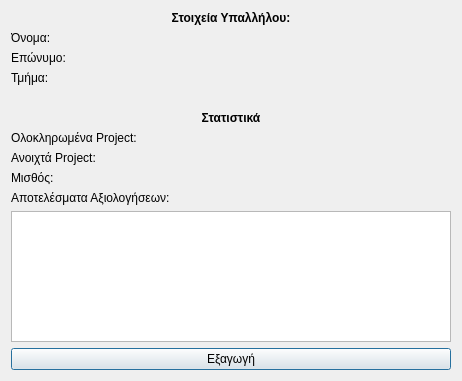
First picture: the form in ui/3_Progress/PersonalProgressScreen.ui, repository F1l14/Software-Engineering-2025, before the edit.
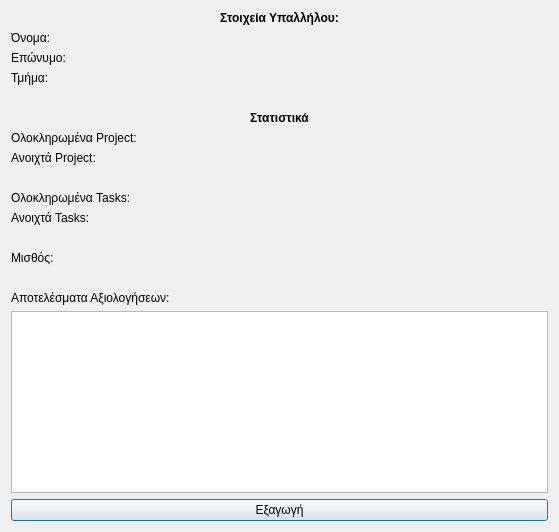
Second picture: the form after the edit.

Commit message: Add employee progress tracking (projects only)

```diff
--- a/ui/3_Progress/PersonalProgressScreen.ui
+++ b/ui/3_Progress/PersonalProgressScreen.ui
@@ -6,65 +6,22 @@
    <rect>
     <x>0</x>
     <y>0</y>
-    <width>462</width>
-    <height>381</height>
+    <width>559</width>
+    <height>532</height>
    </rect>
   </property>
   <property name="windowTitle">
    <string>Dialog</string>
   </property>
   <layout class="QGridLayout" name="gridLayout">
-   <item row="3" column="1">
-    <widget class="QLabel" name="employeeDepartmentLabel">
+   <item row="16" column="1">
+    <widget class="QPushButton" name="exportButton">
      <property name="text">
-      <string>Τμήμα:</string>
+      <string>Εξαγωγή</string>
      </property>
     </widget>
    </item>
-   <item row="4" column="1">
-    <spacer name="horizontalSpacer">
-     <property name="orientation">
-      <enum>Qt::Orientation::Horizontal</enum>
-     </property>
-     <property name="sizeHint" stdset="0">
-      <size>
-       <width>40</width>
-       <height>20</height>
-      </size>
-     </property>
-    </spacer>
-   </item>
-   <item row="11" column="1">
-    <widget class="QTableView" name="evaluationResultsTable"/>
-   </item>
-   <item row="0" column="1">
-    <widget class="QLabel" name="employeeDetailsLabel">
-     <property name="text">
-      <string>&lt;html&gt;&lt;head/&gt;&lt;body&gt;&lt;p&gt;&lt;span style=&quot; font-weight:700;&quot;&gt;Στοιχεία Υπαλλήλου:&lt;/span&gt;&lt;/p&gt;&lt;/body&gt;&lt;/html&gt;</string>
-     </property>
-     <property name="alignment">
-      <set>Qt::AlignmentFlag::AlignCenter</set>
-     </property>
-    </widget>
-   </item>
-   <item row="1" column="1">
-    <widget class="QLabel" name="employeeFirstNameLabel">
-     <property name="text">
-      <string>Όνομα:</string>
-     </property>
-    </widget>
-   </item>
-   <item row="7" column="1">
-    <widget class="QLabel" name="openProjects">
-     <property name="text">
-      <string>Ανοιχτά Project:</string>
-     </property>
-     <property name="alignment">
-      <set>Qt::AlignmentFlag::AlignLeading|Qt::AlignmentFlag::AlignLeft|Qt::AlignmentFlag::AlignVCenter</set>
-     </property>
-    </widget>
-   </item>
-   <item row="10" column="1">
+   <item row="14" column="1">
     <widget class="QLabel" name="evaluationResultsLabel">
      <property name="text">
       <string>Αποτελέσματα Αξιολογήσεων:</string>
@@ -75,9 +32,12 @@
     </widget>
    </item>
    <item row="12" column="1">
-    <widget class="QPushButton" name="exportButton">
+    <widget class="QLabel" name="paycheckLabel">
      <property name="text">
-      <string>Εξαγωγή</string>
+      <string>Μισθός:</string>
+     </property>
+     <property name="alignment">
+      <set>Qt::AlignmentFlag::AlignLeading|Qt::AlignmentFlag::AlignLeft|Qt::AlignmentFlag::AlignVCenter</set>
      </property>
     </widget>
    </item>
@@ -94,13 +54,37 @@
      </property>
     </widget>
    </item>
-   <item row="9" column="1">
-    <widget class="QLabel" name="paycheckLabel">
+   <item row="5" column="1">
+    <widget class="QLabel" name="statistiscsLabel">
      <property name="text">
-      <string>Μισθός:</string>
+      <string>&lt;html&gt;&lt;head/&gt;&lt;body&gt;&lt;p&gt;&lt;span style=&quot; font-weight:700;&quot;&gt;Στατιστικά&lt;/span&gt;&lt;/p&gt;&lt;/body&gt;&lt;/html&gt;</string>
      </property>
      <property name="alignment">
-      <set>Qt::AlignmentFlag::AlignLeading|Qt::AlignmentFlag::AlignLeft|Qt::AlignmentFlag::AlignVCenter</set>
+      <set>Qt::AlignmentFlag::AlignCenter</set>
+     </property>
+    </widget>
+   </item>
+   <item row="10" column="1">
+    <widget class="QLabel" name="assignedTasksLabel">
+     <property name="text">
+      <string>Ανοιχτά Tasks:</string>
+     </property>
+    </widget>
+   </item>
+   <item row="0" column="1">
+    <widget class="QLabel" name="employeeDetailsLabel">
+     <property name="text">
+      <string>&lt;html&gt;&lt;head/&gt;&lt;body&gt;&lt;p&gt;&lt;span style=&quot; font-weight:700;&quot;&gt;Στοιχεία Υπαλλήλου:&lt;/span&gt;&lt;/p&gt;&lt;/body&gt;&lt;/html&gt;</string>
+     </property>
+     <property name="alignment">
+      <set>Qt::AlignmentFlag::AlignCenter</set>
+     </property>
+    </widget>
+   </item>
+   <item row="1" column="1">
+    <widget class="QLabel" name="employeeFirstNameLabel">
+     <property name="text">
+      <string>Όνομα:</string>
      </property>
     </widget>
    </item>
@@ -111,16 +95,85 @@
      </property>
     </widget>
    </item>
-   <item row="5" column="1">
-    <widget class="QLabel" name="label">
+   <item row="15" column="1">
+    <widget class="QTableView" name="evaluationResultsTable"/>
+   </item>
+   <item row="4" column="1">
+    <spacer name="horizontalSpacer">
+     <property name="orientation">
+      <enum>Qt::Orientation::Horizontal</enum>
+     </property>
+     <property name="sizeHint" stdset="0">
+      <size>
+       <width>40</width>
+       <height>20</height>
+      </size>
+     </property>
+    </spacer>
+   </item>
+   <item row="11" column="1">
+    <spacer name="horizontalSpacer_3">
+     <property name="orientation">
+      <enum>Qt::Orientation::Horizontal</enum>
+     </property>
+     <property name="sizeHint" stdset="0">
+      <size>
+       <width>40</width>
+       <height>20</height>
+      </size>
+     </property>
+    </spacer>
+   </item>
+   <item row="9" column="1">
+    <widget class="QLabel" name="completedTasksLabel">
      <property name="text">
-      <string>&lt;html&gt;&lt;head/&gt;&lt;body&gt;&lt;p&gt;&lt;span style=&quot; font-weight:700;&quot;&gt;Στατιστικά&lt;/span&gt;&lt;/p&gt;&lt;/body&gt;&lt;/html&gt;</string>
+      <string>Ολοκληρωμένα Tasks:</string>
+     </property>
+    </widget>
+   </item>
+   <item row="7" column="1">
+    <widget class="QLabel" name="assignedProjectsLabel">
+     <property name="text">
+      <string>Ανοιχτά Project:</string>
      </property>
      <property name="alignment">
-      <set>Qt::AlignmentFlag::AlignCenter</set>
+      <set>Qt::AlignmentFlag::AlignLeading|Qt::AlignmentFlag::AlignLeft|Qt::AlignmentFlag::AlignVCenter</set>
      </property>
     </widget>
    </item>
+   <item row="13" column="1">
+    <spacer name="horizontalSpacer_2">
+     <property name="orientation">
+      <enum>Qt::Orientation::Horizontal</enum>
+     </property>
+     <property name="sizeHint" stdset="0">
+      <size>
+       <width>40</width>
+       <height>20</height>
+      </size>
+     </property>
+    </spacer>
+   </item>
+   <item row="3" column="1">
+    <widget class="QLabel" name="employeeDepartmentLabel">
+     <property name="text">
+      <string>Τμήμα:</string>
+     </property>
+    </widget>
+   </item>
+   <item row="8" column="1">
+    <spacer name="horizontalSpacer_4">
+     <property name="orientation">
+      <enum>Qt::Orientation::Horizontal</enum>
+     </property>
+     <property name="sizeHint" stdset="0">
+      <size>
+       <width>40</width>
+       <height>20</height>
+      </size>
+     </property>
+    </spacer>
+   </item>
   </layout>
  </widget>
  <resources/>
```
The commit also changes 3 other files.
